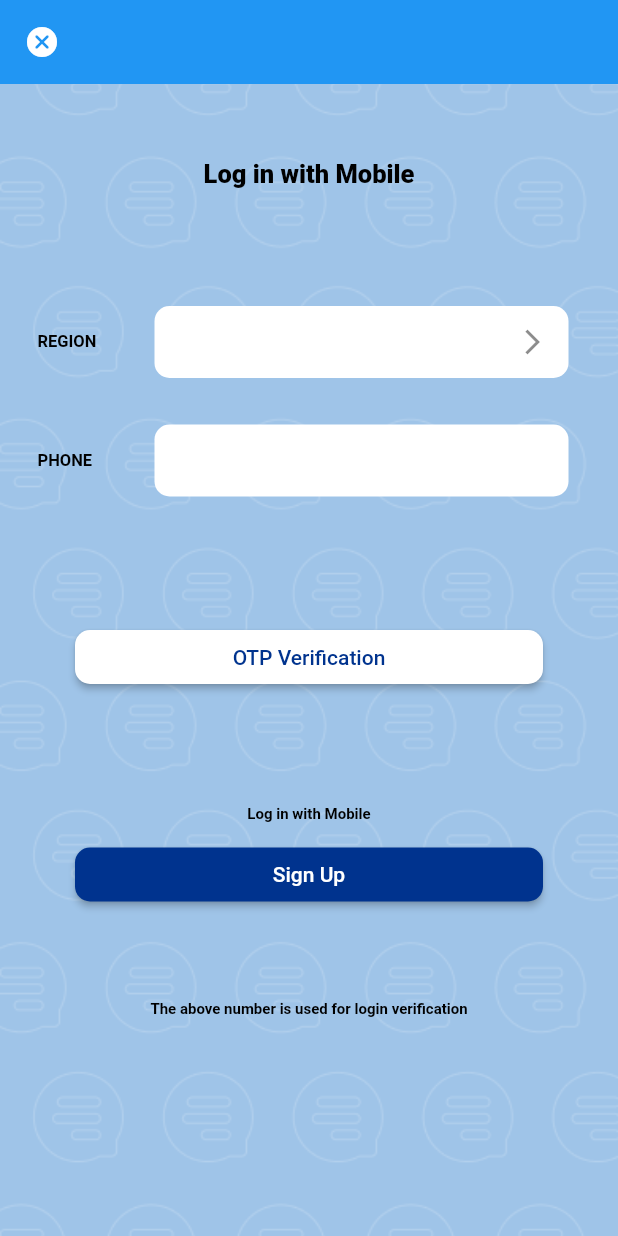
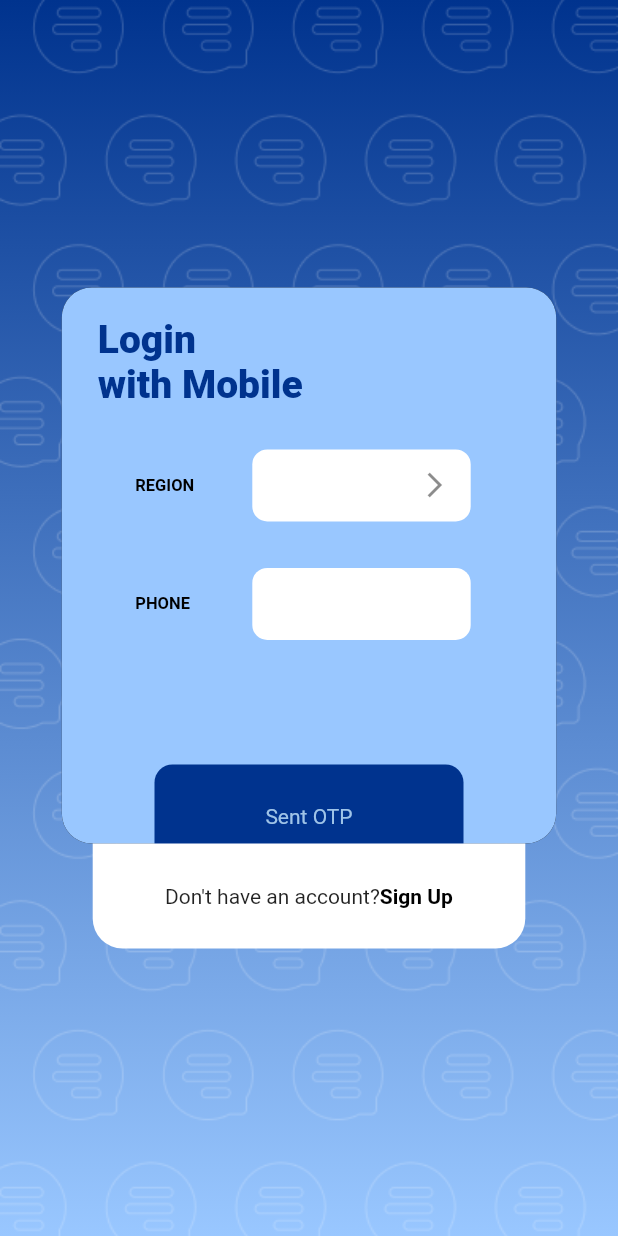
Before and after one commit to abdut7/stellar_app, a Flutter app: the screen it shows after launch, after a tap on "Login", on a phone screen of 412 x 824 dp. Run offline on Flutter 3.47's test engine with Material 2 defaults, Android fonts, the phone set to English and light mode, and no system bars; our stand-ins replace contacts_service, dio, flutter_screenutil, flutter_svg, geolocator, get and 5 more; network calls fail.

```diff
--- a/lib/View/LoginPages/LoginWithMobile/LoginWithMobileUi.dart
+++ b/lib/View/LoginPages/LoginWithMobile/LoginWithMobileUi.dart
@@ -1,6 +1,5 @@
 import 'package:base_project/Settings/SColors.dart';
 import 'package:base_project/Settings/SImages.dart';
-import 'package:base_project/View/Chat/CreateNewChat/CreateNewChatUi.dart';
 import 'package:base_project/services/api_services/auth_services.dart';
 import 'package:base_project/widgets/custom_elevated_button.dart';
 import 'package:base_project/widgets/login_signup_textfield.dart';
--- /dev/null
+++ b/lib/View/LoginPages/LoginWithMobile/login_with_mobile_screen.dart
@@ -0,0 +1,156 @@
+import 'package:base_project/View/LoginPages/auth_home_page/show_signup_model_sheet.dart';
+import 'package:flutter/material.dart';
+import 'package:get/get.dart';
+import 'package:base_project/services/api_services/auth_services.dart';
+import '../../../Settings/SImages.dart';
+import '../../../controllers/api_controllers/login_with_phone_controller.dart';
+import '../../../widgets/login_signup_textfield.dart';
+
+class LoginWithMobileNumberScreen extends StatelessWidget {
+  LoginWithMobileNumberScreen({super.key});
+
+  TextEditingController phoneNumberController = TextEditingController();
+  TextEditingController regionController = TextEditingController();
+
+  @override
+  Widget build(BuildContext context) {
+    LoginWithPhoneNumberConteroller loginController =
+        Get.put(LoginWithPhoneNumberConteroller());
+    return Scaffold(
+      body: Container(
+        decoration: const BoxDecoration(
+            gradient: LinearGradient(colors: [
+          Color.fromRGBO(0, 51, 142, 1),
+          Color.fromRGBO(153, 199, 255, 1),
+        ], begin: Alignment.topCenter, end: Alignment.bottomCenter)),
+        child: Container(
+          decoration: BoxDecoration(
+            image: DecorationImage(
+              image: AssetImage(SImages.image1),
+              fit: BoxFit.cover,
+            ),
+          ),
+          child: Center(
+            child: Column(
+              mainAxisAlignment: MainAxisAlignment.center,
+              children: [
+                Container(
+                  width: Get.width * 0.8,
+                  height: Get.height * 0.45,
+                  decoration: BoxDecoration(
+                      color: const Color.fromRGBO(153, 199, 255, 1),
+                      boxShadow: const [
+                        BoxShadow(
+                          color: Colors.black,
+                          offset: Offset(0.0, 0.0),
+                          blurRadius: 0.0,
+                          spreadRadius: 0.0,
+                        ), //BoxS
+                      ],
+                      borderRadius: BorderRadius.circular(20)),
+                  child: Padding(
+                    padding: const EdgeInsets.only(left: 24, right: 24),
+                    child: Column(
+                      crossAxisAlignment: CrossAxisAlignment.start,
+                      children: [
+                        const SizedBox(
+                          height: 20,
+                        ),
+                        const Text(
+                          "Login",
+                          style: TextStyle(
+                              color: Color.fromRGBO(0, 51, 142, 1),
+                              fontSize: 26,
+                              fontWeight: FontWeight.w800),
+                        ),
+                        const Text(
+                          "with Mobile",
+                          style: TextStyle(
+                              color: Color.fromRGBO(0, 51, 142, 1),
+                              fontSize: 26,
+                              fontWeight: FontWeight.w800),
+                        ),
+                        const SizedBox(
+                          height: 20,
+                        ),
+                        LoginTextField(
+                          controller: regionController,
+                          keyboardType: TextInputType.text,
+                          labelText: 'REGION',
+                          suffixIcon: const Icon(
+                            Icons.arrow_forward_ios,
+                            size: 20,
+                          ),
+                        ),
+                        const SizedBox(
+                          height: 15,
+                        ),
+                        LoginTextField(
+                          controller: phoneNumberController,
+                          keyboardType: TextInputType.number,
+                          labelText: 'PHONE',
+                        ),
+                        const SizedBox(
+                          height: 75,
+                        ),
+                        Center(
+                          child: GestureDetector(
+                            onTap: () {
+                              AuthServices()
+                                  .loginService(phoneNumberController.text);
+                            },
+                            child: Container(
+                              width: Get.width * 0.5,
+                              height: 70,
+                              decoration: BoxDecoration(
+                                  color: const Color.fromRGBO(0, 51, 142, 1),
+                                  borderRadius: BorderRadius.circular(12)),
+                              child: const Center(
+                                child: Text(
+                                  "Sent OTP",
+                                  style: TextStyle(
+                                      fontSize: 14,
+                                      color: Color.fromRGBO(159, 196, 232, 1)),
+                                ),
+                              ),
+                            ),
+                          ),
+                        )
+                      ],
+                    ),
+                  ),
+                ),
+                Container(
+                    height: 70,
+                    width: Get.width * 0.7,
+                    decoration: const BoxDecoration(
+                      color: Colors.white,
+                      borderRadius: BorderRadius.vertical(
+                        bottom: Radius.circular(20),
+                      ),
+                    ),
+                    child: GestureDetector(
+                      onTap: () {
+                        showSignupModelBottomSheet(context);
+                      },
+                      child: const Row(
+                        mainAxisAlignment: MainAxisAlignment.center,
+                        children: [
+                          Text("Don't have an account?"),
+                          Text(
+                            "Sign Up",
+                            style: TextStyle(
+                                color: Colors.black,
+                                fontWeight: FontWeight.bold),
+                          )
+                        ],
+                      ),
+                    ))
+              ],
+            ),
+          ),
+        ),
+      ),
+    );
+  }
+}
--- a/lib/View/LoginPages/SignUpWithMobile/SignUpWithMobileUi.dart
+++ b/lib/View/LoginPages/SignUpWithMobile/SignUpWithMobileUi.dart
@@ -16,6 +16,7 @@ import 'package:loading_animation_widget/loading_animation_widget.dart';
 import 'package:provider/provider.dart';
 
 import '../../../controllers/api_controllers/signup_controllers.dart';
+import '../../../functions/image_to_base.dart';
 import '../../../functions/location_permission.dart';
 import '../../../functions/pick_image.dart';
 import '../OtpVerification/OtpVerificationUi.dart';
@@ -232,10 +233,9 @@ class _SignUpWithMobileUiState extends State<SignUpWithMobileUi> {
                         onPressed: () async {
                           signupController.isLoading(true);
                           String base64String = '';
+
                           if (pickedImage != null) {
-                            List<int> imageBytes =
-                                await File(pickedImage!.path).readAsBytes();
-                            base64String = base64Encode(imageBytes);
+                            base64String = await imageToBase(pickedImage!.path);
                           }
                           Position pos = await getCurrentLocation();
 
--- a/lib/View/LoginPages/auth_home_page/auth_home_screen.dart
+++ b/lib/View/LoginPages/auth_home_page/auth_home_screen.dart
@@ -1,8 +1,12 @@
+import 'package:base_project/View/LoginPages/LoginWithMobile/login_with_mobile_screen.dart';
+import 'package:base_project/View/LoginPages/auth_home_page/show_signup_model_sheet.dart';
 import 'package:flutter/material.dart';
 import 'package:get/get.dart';
 
-import '../LoginWithMobile/LoginWithMobileUi.dart';
-import '../SignUpOptions/SignUpOptionsUi.dart';
+import '../../../Settings/SColors.dart';
+import '../../../Settings/SSvgs.dart';
+import '../../../widgets/custom_signup_option_buttons.dart';
+import '../SignUpWithMobile/SignUpWithMobileUi.dart';
 
 class AuthHomeScreen extends StatelessWidget {
   const AuthHomeScreen({super.key});
@@ -25,7 +29,7 @@ class AuthHomeScreen extends StatelessWidget {
           ),
           GestureDetector(
             onTap: () {
-              Get.to(() => const LoginWithMobileUi());
+              Get.to(() => LoginWithMobileNumberScreen());
             },
             child: Container(
               width: Get.width * 0.4,
@@ -41,7 +45,7 @@ class AuthHomeScreen extends StatelessWidget {
           ),
           GestureDetector(
             onTap: () {
-              Get.to(() => const SignUpOptionsUi());
+              showSignupModelBottomSheet(context);
             },
             child: Container(
               width: Get.width * 0.4,
--- a/lib/services/api_routes/api_routes.dart
+++ b/lib/services/api_routes/api_routes.dart
@@ -1,5 +1,5 @@
 class ApiRoutes {
-  static String baseUrl = "http://192.168.1.82:4100";
+  static String baseUrl = "http://192.168.1.6:4100";
   static String createUser = "/create_user";
   static String phoneNumberLogin = "/login_user";
   static String getStellarContacts = "/get_user";
--- a/lib/services/api_services/auth_services.dart
+++ b/lib/services/api_services/auth_services.dart
@@ -72,8 +72,10 @@ class AuthServices {
     Dio dio = Dio();
     Map<String, dynamic> body = {"strMobileNo": phoneNumber};
     String path = ApiRoutes.baseUrl + ApiRoutes.phoneNumberLogin;
+
     try {
       Response res = await dio.post(path, data: body);
+      print(res);
       if (res.statusCode == 200) {
         LoginSuccessModel model = LoginSuccessModel.fromJson(res.data);
         login.loginModel(model);
@@ -83,7 +85,8 @@ class AuthServices {
         );
       }
       login.isLoading(false);
-    } on Exception {
+    } catch (e) {
+      print(e);
       showCustomSnackbar(
           title: "Error", message: "An error occured while logging in");
       login.isLoading(false);
--- a/pubspec.yaml
+++ b/pubspec.yaml
@@ -61,6 +61,7 @@ dependencies:
   geolocator: ^10.0.1
   file_picker: ^5.5.0
   contacts_service: ^0.6.3
+  intl_phone_number_input: ^0.7.3+1
 
 
 dev_dependencies:
```
Also changed, not shown: lib/View/LoginPages/auth_home_page/show_signup_model_sheet.dart (added, +85 -0 lines), lib/View/LoginPages/widgets/international_phone_number_field.dart (added, +34 -0 lines), lib/functions/image_to_base.dart (added, +7 -0 lines), lib/services/api_services/group_service.dart (+13 -1 lines), assets/Images/signup_select_background.png (added).
